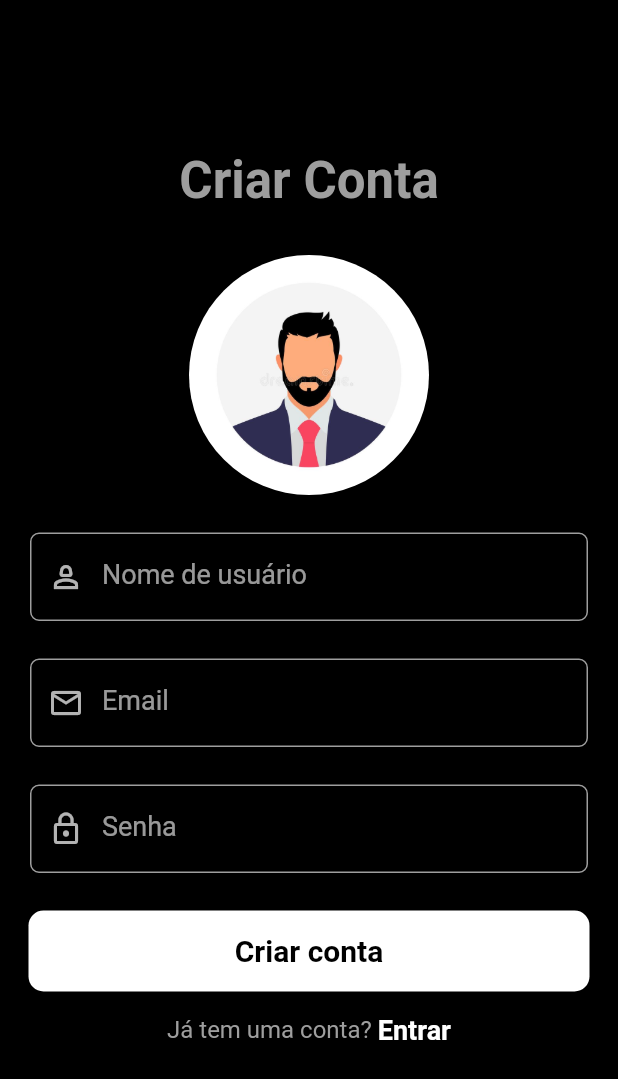
After one commit to thiagomtd/theTiktokers, a Flutter app: the screen it shows after launch, after a tap on "Registrar-se", on a phone screen of 412 x 824 dp. The commit adds this screen. Shown: the top 1079 px of the screen. Run offline on Flutter 3.47's test engine with Material 2 defaults, Android fonts, the phone set to English and light mode, and no system bars; our stand-ins replace get, google_fonts, simple_circular_progress_bar; Roboto replaces fonts that are missing (Acme).

Commit message:
1. Finalizando UI da tela de cadastro

```diff
--- a/lib/authentication/login_screen.dart
+++ b/lib/authentication/login_screen.dart
@@ -1,6 +1,8 @@
 import 'package:flutter/material.dart';
+import 'package:get/get.dart';
 import 'package:google_fonts/google_fonts.dart';
 import 'package:simple_circular_progress_bar/simple_circular_progress_bar.dart';
+import 'package:vtr_effects/authentication/registration_screen.dart';
 import 'package:vtr_effects/widgets/input_text_widget.dart';
 
 class LoginScreen extends StatefulWidget {
@@ -102,8 +104,10 @@ class _LoginScreenState extends State<LoginScreen> {
                                   TextStyle(fontSize: 16, color: Colors.grey),
                             ),
                             InkWell(
-                              onTap: () {},
-                              child: const Text("Registrar-se.",
+                              onTap: () {
+                                Get.to(const RegistrationScreen());
+                              },
+                              child: const Text("Registrar-se",
                                   style: TextStyle(
                                     fontSize: 18,
                                     color: Colors.white,
@@ -114,14 +118,12 @@ class _LoginScreenState extends State<LoginScreen> {
                         )
                       ],
                     )
-                  : Container(
-                      child: const SimpleCircularProgressBar(
-                        progressColors: [
-                          Colors.yellowAccent,
-                        ],
-                        animationDuration: 3,
-                        backColor: Colors.white38,
-                      ),
+                  : const SimpleCircularProgressBar(
+                      progressColors: [
+                        Colors.yellowAccent,
+                      ],
+                      animationDuration: 3,
+                      backColor: Colors.white38,
                     )
             ],
           ),
--- /dev/null
+++ b/lib/authentication/registration_screen.dart
@@ -0,0 +1,156 @@
+import 'package:flutter/material.dart';
+import 'package:google_fonts/google_fonts.dart';
+import 'package:vtr_effects/authentication/login_screen.dart';
+import 'package:vtr_effects/widgets/input_text_widget.dart';
+import 'package:get/get.dart';
+import 'package:simple_circular_progress_bar/simple_circular_progress_bar.dart';
+
+class RegistrationScreen extends StatefulWidget {
+  const RegistrationScreen({super.key});
+
+  @override
+  State<RegistrationScreen> createState() => _RegistrationScreenState();
+}
+
+class _RegistrationScreenState extends State<RegistrationScreen> {
+  TextEditingController userNameTextEditingController = TextEditingController();
+  TextEditingController emailTextEditingController = TextEditingController();
+  TextEditingController passwordTextEditingController = TextEditingController();
+  bool showProgressBar = false;
+
+  @override
+  Widget build(BuildContext context) {
+    return Scaffold(
+        body: SingleChildScrollView(
+      child: Center(
+        child: Column(
+          children: [
+            const SizedBox(
+              height: 100,
+            ),
+            Text("Criar Conta",
+                style: GoogleFonts.acme(
+                    fontSize: 34,
+                    color: Colors.grey,
+                    fontWeight: FontWeight.bold)),
+            const SizedBox(
+              height: 30,
+            ),
+
+            GestureDetector(
+              onTap: () {
+                // deixa o usuario escolher a foto de perfil
+              },
+              child: const CircleAvatar(
+                radius: 80,
+                backgroundImage: AssetImage("images/avatar.jpg"),
+                backgroundColor: Colors.black,
+              ),
+            ),
+            const SizedBox(
+              height: 25,
+            ),
+            Container(
+              width: MediaQuery.of(context).size.width,
+              margin: const EdgeInsets.symmetric(horizontal: 20),
+              child: InputTextWidget(
+                textEditingController: emailTextEditingController,
+                lableString: "Nome de usuário",
+                iconData: Icons.person_2_outlined,
+                isObscure: false,
+              ),
+            ),
+            const SizedBox(
+              height: 25,
+            ),
+            Container(
+              width: MediaQuery.of(context).size.width,
+              margin: const EdgeInsets.symmetric(horizontal: 20),
+              child: InputTextWidget(
+                textEditingController: emailTextEditingController,
+                lableString: "Email",
+                iconData: Icons.email_outlined,
+                isObscure: false,
+              ),
+            ),
+            const SizedBox(
+              height: 25,
+            ),
+            Container(
+              width: MediaQuery.of(context).size.width,
+              margin: const EdgeInsets.symmetric(horizontal: 20),
+              child: InputTextWidget(
+                textEditingController: passwordTextEditingController,
+                lableString: "Senha",
+                iconData: Icons.lock_outline,
+                isObscure: true,
+              ),
+            ),
+            const SizedBox(
+              height: 25,
+            ),
+
+            //login button
+            //not have an account
+            showProgressBar == false
+                ? Column(
+                    children: [
+                      Container(
+                          width: MediaQuery.of(context).size.width - 38,
+                          height: 54,
+                          decoration: const BoxDecoration(
+                              color: Colors.white,
+                              borderRadius:
+                                  BorderRadius.all(Radius.circular(10))),
+                          child: InkWell(
+                            onTap: () {
+                              setState(() {
+                                showProgressBar = true;
+                              });
+                            },
+                            child: const Center(
+                              child: Text("Criar conta",
+                                  style: TextStyle(
+                                      fontSize: 20,
+                                      color: Colors.black,
+                                      fontWeight: FontWeight.w700)),
+                            ),
+                          )),
+                      const SizedBox(
+                        height: 15,
+                      ),
+                      Row(
+                        mainAxisAlignment: MainAxisAlignment.center,
+                        children: [
+                          const Text(
+                            "Já tem uma conta? ",
+                            style: TextStyle(fontSize: 16, color: Colors.grey),
+                          ),
+                          InkWell(
+                            onTap: () {
+                              Get.to(const LoginScreen());
+                            },
+                            child: const Text("Entrar",
+                                style: TextStyle(
+                                  fontSize: 18,
+                                  color: Colors.white,
+                                  fontWeight: FontWeight.bold,
+                                )),
+                          )
+                        ],
+                      )
+                    ],
+                  )
+                : const SimpleCircularProgressBar(
+                    progressColors: [
+                      Colors.yellowAccent,
+                    ],
+                    animationDuration: 3,
+                    backColor: Colors.white38,
+                  )
+          ],
+        ),
+      ),
+    ));
+  }
+}
--- a/lib/main.dart
+++ b/lib/main.dart
@@ -1,4 +1,5 @@
 import 'package:flutter/material.dart';
+import 'package:get/get.dart';
 import 'package:vtr_effects/authentication/login_screen.dart';
 
 void main() {
@@ -9,7 +10,7 @@ class MyApp extends StatelessWidget {
   const MyApp({super.key});
   @override
   Widget build(BuildContext context) {
-    return MaterialApp(
+    return GetMaterialApp(
       title: 'VTR',
       debugShowCheckedModeBanner: false,
       theme: ThemeData.dark().copyWith(
--- a/pubspec.yaml
+++ b/pubspec.yaml
@@ -36,6 +36,7 @@ dependencies:
   cupertino_icons: ^1.0.2
   google_fonts: ^4.0.3
   simple_circular_progress_bar: ^1.0.2
+  get: ^4.6.5
 
 dev_dependencies:
   flutter_test:
```
Also changed, not shown: images/avatar.jpg (added), pubspec.lock.
